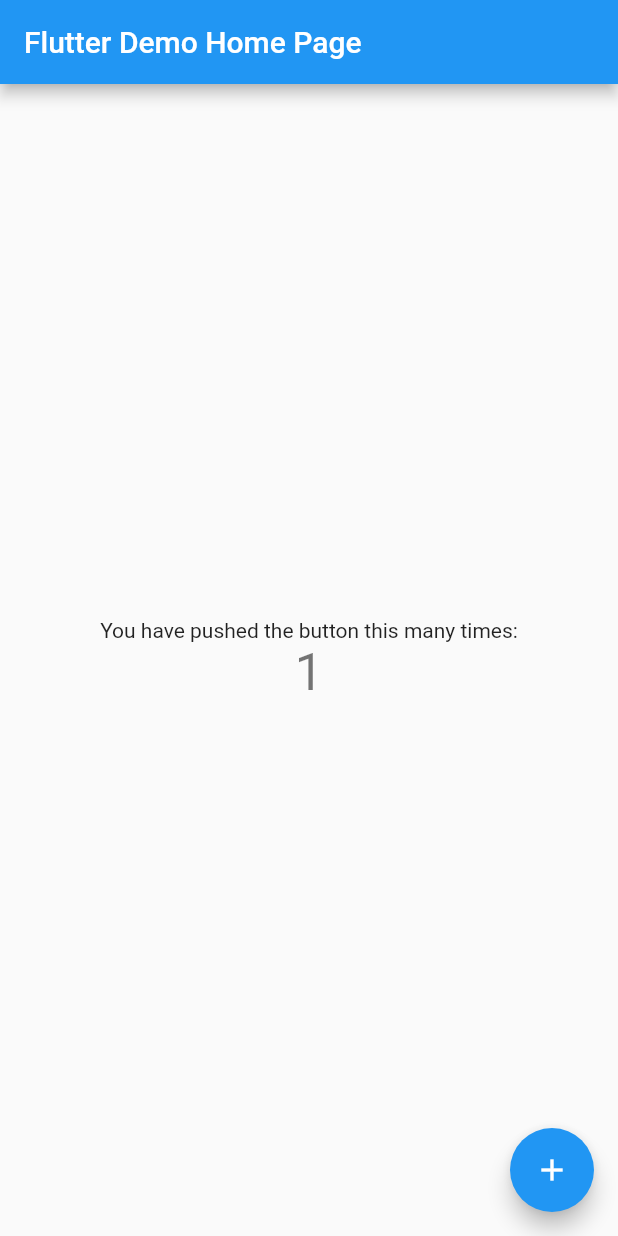
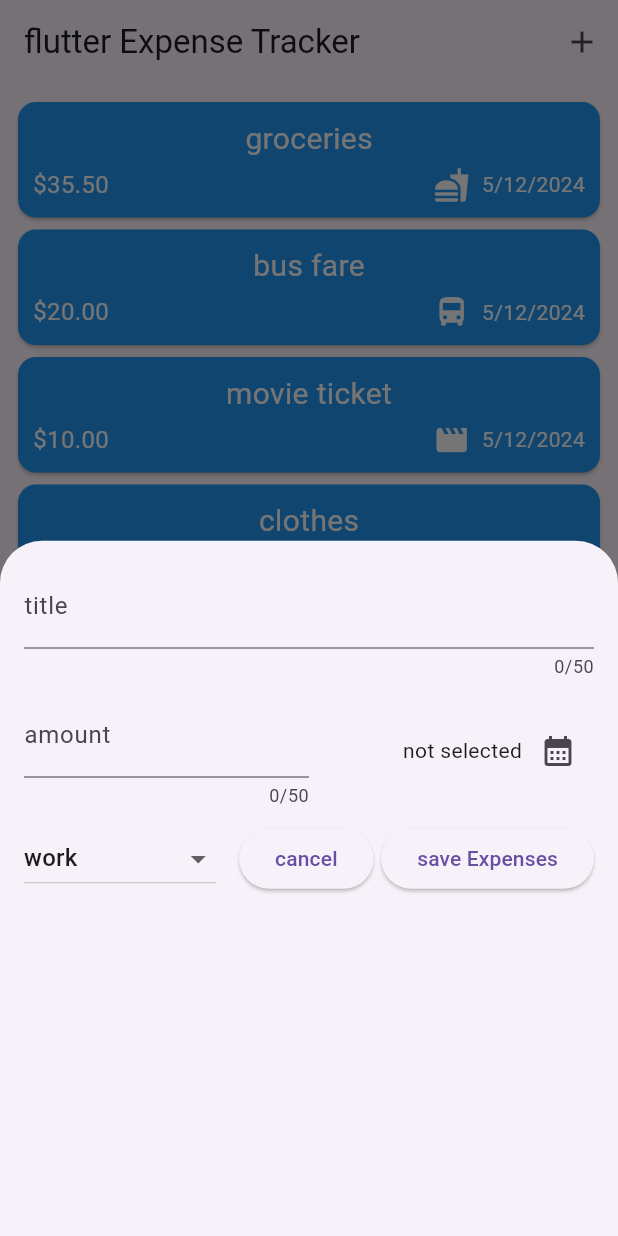
Before and after one commit to Arash78-Dev/expense_tracker, a Flutter app: the screen it shows after launch, after a tap on the "add" icon, on a phone screen of 412 x 824 dp. Run offline on Flutter 3.47's test engine with Material 2 defaults, Android fonts, the phone set to English and light mode, and no system bars.

Commit message:
CHANGE:add features

```diff
--- /dev/null
+++ b/lib/expense_list/expense_item.dart
@@ -0,0 +1,51 @@
+import 'package:expense_tracker/model/expense.dart';
+import 'package:flutter/material.dart';
+
+class ExpenseItem extends StatelessWidget {
+  const ExpenseItem({required this.expense, super.key});
+
+  final Expense expense;
+
+  @override
+  Widget build(BuildContext context) {
+    return Card(
+        color: Colors.blue,
+        child: Center(
+            child: Padding(
+                padding:
+                    const EdgeInsets.symmetric(horizontal: 10, vertical: 10),
+                child: Column(
+                  children: [
+                    Text(
+                      expense.title,
+                      style: const TextStyle(color: Colors.white, fontSize: 20),
+                    ),
+                    const SizedBox(
+                      height: 4,
+                    ),
+                    Row(
+                      children: [
+                        Text('\$${expense.amount.toStringAsFixed(2)}',
+                            style: const TextStyle(
+                                color: Colors.white, fontSize: 16)),
+                        const SizedBox(
+                          width: 5,
+                        ),
+                        const Spacer(),
+                        Row(
+                          children: [
+                            Icon(categoryIcons[expense.category],
+                                color: Colors.white),
+                            const SizedBox(
+                              width: 8,
+                            ),
+                            Text(expense.formatterDate,
+                                style: const TextStyle(color: Colors.white))
+                          ],
+                        )
+                      ],
+                    )
+                  ],
+                ))));
+  }
+}
--- /dev/null
+++ b/lib/expense_list/expenses_list.dart
@@ -0,0 +1,26 @@
+import 'package:expense_tracker/expense_list/expense_item.dart';
+import 'package:expense_tracker/model/expense.dart';
+import 'package:flutter/material.dart';
+
+class ExpenseList extends StatelessWidget {
+  const ExpenseList({required this.expenseList, super.key});
+
+  final List<Expense> expenseList;
+
+  @override
+  Widget build(BuildContext context) {
+    return ListView.separated(
+      padding: const EdgeInsets.all(8),
+      itemCount: expenseList.length,
+      itemBuilder: (BuildContext context, int index) {
+        return Dismissible(
+
+            key: ValueKey(expenseList[index]),
+            child: ExpenseItem(expense: expenseList[index]));
+      },
+      separatorBuilder: (BuildContext context, int index) => const SizedBox(
+        height: 0,
+      ),
+    );
+  }
+}
--- /dev/null
+++ b/lib/expensess.dart
@@ -0,0 +1,78 @@
+import 'package:expense_tracker/expense_list/expenses_list.dart';
+import 'package:expense_tracker/model/expense.dart';
+import 'package:expense_tracker/overlays/expense_overlay.dart';
+import 'package:flutter/material.dart';
+
+class Expenses extends StatefulWidget {
+  const Expenses({super.key});
+
+   @override
+  State<Expenses> createState() {
+    return _ExpensesState();
+  }
+}
+
+class _ExpensesState extends State<Expenses> {
+  final List<Expense> expenseList = [
+    Expense(
+        category: Category.food,
+        amount: 35.50,
+        date: DateTime.now(),
+        title: "groceries"),
+    Expense(
+        category: Category.transportation,
+        amount: 20.00,
+        date: DateTime.now(),
+        title: "bus fare"),
+    Expense(
+        category: Category.entertainment,
+        amount: 10.00,
+        date: DateTime.now(),
+        title: "movie ticket"),
+    Expense(
+        category: Category.shopping,
+        amount: 50.00,
+        date: DateTime.now(),
+        title: "clothes"),
+    Expense(
+        category: Category.other,
+        amount: 15.00,
+        date: DateTime.now(),
+        title: "miscellaneous"),
+  ];
+
+  void addExpense(Expense expense) {
+    setState(() {
+      expenseList.add(expense);
+    });
+  }
+
+  void removeExpense(Expense expense) {
+    setState(() {
+      expenseList.add(expense);
+    });
+  }
+
+  void openExpenseOverlay() {
+    showModalBottomSheet(
+        context: context,
+        builder: (ctx) => CreateExpenseOverlay(
+              addExpense: addExpense,
+            ));
+  }
+
+  @override
+  Widget build(BuildContext context) {
+    return Scaffold(
+        appBar: AppBar(
+          title: const Text("flutter Expense Tracker"),
+          actions: [
+            IconButton(
+                onPressed: openExpenseOverlay, icon: const Icon(Icons.add))
+          ],
+        ),
+        body: Column(children: [
+          Expanded(child: ExpenseList(expenseList: expenseList))
+        ]));
+  }
+}
--- a/lib/main.dart
+++ b/lib/main.dart
@@ -1,115 +1,7 @@
+import 'package:expense_tracker/expensess.dart';
 import 'package:flutter/material.dart';
 
 void main() {
-  runApp(const MyApp());
+  runApp(MaterialApp(
+      theme: ThemeData(useMaterial3: true), home: const Expenses()));
 }
-
-class MyApp extends StatelessWidget {
-  const MyApp({super.key});
-
-  // This widget is the root of your application.
-  @override
-  Widget build(BuildContext context) {
-    return MaterialApp(
-      title: 'Flutter Demo',
-      theme: ThemeData(
-        // This is the theme of your application.
-        //
-        // Try running your application with "flutter run". You'll see the
-        // application has a blue toolbar. Then, without quitting the app, try
-        // changing the primarySwatch below to Colors.green and then invoke
-        // "hot reload" (press "r" in the console where you ran "flutter run",
-        // or simply save your changes to "hot reload" in a Flutter IDE).
-        // Notice that the counter didn't reset back to zero; the application
-        // is not restarted.
-        primarySwatch: Colors.blue,
-      ),
-      home: const MyHomePage(title: 'Flutter Demo Home Page'),
-    );
-  }
-}
-
-class MyHomePage extends StatefulWidget {
-  const MyHomePage({super.key, required this.title});
-
-  // This widget is the home page of your application. It is stateful, meaning
-  // that it has a State object (defined below) that contains fields that affect
-  // how it looks.
-
-  // This class is the configuration for the state. It holds the values (in this
-  // case the title) provided by the parent (in this case the App widget) and
-  // used by the build method of the State. Fields in a Widget subclass are
-  // always marked "final".
-
-  final String title;
-
-  @override
-  State<MyHomePage> createState() => _MyHomePageState();
-}
-
-class _MyHomePageState extends State<MyHomePage> {
-  int _counter = 0;
-
-  void _incrementCounter() {
-    setState(() {
-      // This call to setState tells the Flutter framework that something has
-      // changed in this State, which causes it to rerun the build method below
-      // so that the display can reflect the updated values. If we changed
-      // _counter without calling setState(), then the build method would not be
-      // called again, and so nothing would appear to happen.
-      _counter++;
-    });
-  }
-
-  @override
-  Widget build(BuildContext context) {
-    // This method is rerun every time setState is called, for instance as done
-    // by the _incrementCounter method above.
-    //
-    // The Flutter framework has been optimized to make rerunning build methods
-    // fast, so that you can just rebuild anything that needs updating rather
-    // than having to individually change instances of widgets.
-    return Scaffold(
-      appBar: AppBar(
-        // Here we take the value from the MyHomePage object that was created by
-        // the App.build method, and use it to set our appbar title.
-        title: Text(widget.title),
-      ),
-      body: Center(
-        // Center is a layout widget. It takes a single child and positions it
-        // in the middle of the parent.
-        child: Column(
-          // Column is also a layout widget. It takes a list of children and
-          // arranges them vertically. By default, it sizes itself to fit its
-          // children horizontally, and tries to be as tall as its parent.
-          //
-          // Invoke "debug painting" (press "p" in the console, choose the
-          // "Toggle Debug Paint" action from the Flutter Inspector in Android
-          // Studio, or the "Toggle Debug Paint" command in Visual Studio Code)
-          // to see the wireframe for each widget.
-          //
-          // Column has various properties to control how it sizes itself and
-          // how it positions its children. Here we use mainAxisAlignment to
-          // center the children vertically; the main axis here is the vertical
-          // axis because Columns are vertical (the cross axis would be
-          // horizontal).
-          mainAxisAlignment: MainAxisAlignment.center,
-          children: <Widget>[
-            const Text(
-              'You have pushed the button this many times:',
-            ),
-            Text(
-              '$_counter',
-              style: Theme.of(context).textTheme.headline4,
-            ),
-          ],
-        ),
-      ),
-      floatingActionButton: FloatingActionButton(
-        onPressed: _incrementCounter,
-        tooltip: 'Increment',
-        child: const Icon(Icons.add),
-      ), // This trailing comma makes auto-formatting nicer for build methods.
-    );
-  }
-}
--- /dev/null
+++ b/lib/model/expense.dart
@@ -0,0 +1,48 @@
+import 'package:flutter/material.dart';
+import 'package:intl/intl.dart';
+import 'package:uuid/uuid.dart';
+
+const uuid = Uuid();
+
+enum Category {
+  food,
+  travel,
+  leisure,
+  work,
+  transportation,
+  entertainment,
+  shopping,
+  other
+}
+
+final formatter = DateFormat.yMd();
+
+const categoryIcons = {
+  Category.food: Icons.fastfood,
+  Category.travel: Icons.airplanemode_active,
+  Category.leisure: Icons.beach_access,
+  Category.work: Icons.work,
+  Category.transportation: Icons.directions_bus,
+  Category.entertainment: Icons.movie,
+  Category.shopping: Icons.shopping_cart,
+  Category.other: Icons.category,
+};
+
+class Expense {
+  Expense(
+      {required this.date,
+      required this.title,
+      required this.amount,
+      required this.category});
+
+  final String title;
+  final double amount;
+  String id = uuid.v4();
+
+  final DateTime date;
+  final Category category;
+
+  String get formatterDate {
+    return formatter.format(date);
+  }
+}
--- /dev/null
+++ b/lib/overlays/expense_overlay.dart
@@ -0,0 +1,149 @@
+import 'package:expense_tracker/model/expense.dart';
+import 'package:flutter/material.dart';
+import 'package:intl/intl.dart';
+
+final dateFormatter = DateFormat.yMd();
+
+class CreateExpenseOverlay extends StatefulWidget {
+  const CreateExpenseOverlay({super.key, required this.addExpense});
+
+  final void Function(Expense expense) addExpense;
+
+  @override
+  State<CreateExpenseOverlay> createState() {
+    return _CreateExpenseOverlay();
+  }
+}
+
+class _CreateExpenseOverlay extends State<CreateExpenseOverlay> {
+  final _titleController = TextEditingController();
+  final _amountController = TextEditingController();
+  DateTime? _selectedDate;
+  Category _selectedCategory = Category.work;
+
+  @override
+  void dispose() {
+    _titleController.dispose();
+    super.dispose();
+  }
+
+  @override
+  Widget build(BuildContext context) {
+    return Padding(
+        padding: const EdgeInsets.all(16),
+        child: Column(children: [
+          TextField(
+            controller: _titleController,
+            maxLength: 50,
+            decoration: const InputDecoration(label: Text("title")),
+          ),
+          const SizedBox(height: 10),
+          Row(
+            children: [
+              Expanded(
+                  child: TextField(
+                    controller: _amountController,
+                    keyboardType: TextInputType.number,
+                    maxLength: 50,
+                    decoration: const InputDecoration(
+                        prefixText: '\$', label: Text("amount")),
+                  )),
+              Expanded(
+                child: Row(mainAxisAlignment: MainAxisAlignment.end, children: [
+                  Text(_selectedDate == null
+                      ? "not selected"
+                      : dateFormatter.format(_selectedDate!)),
+                  IconButton(
+                      onPressed: _openDatePicker,
+                      icon: const Icon(Icons.calendar_month))
+                ]),
+              )
+            ],
+          ),
+          const SizedBox(
+            height: 10,
+          ),
+          Row(
+            children: [
+              DropdownButton<Category>(
+                items:
+                Category.values.map<DropdownMenuItem<Category>>((category) {
+                  return DropdownMenuItem<Category>(
+                      value: category, child: Text(category.name.toString()));
+                }).toList(),
+                onChanged: (Category? value) {
+                  setState(() {
+                    _selectedCategory = value!;
+                  });
+                },
+                value: _selectedCategory,
+              ),
+              Expanded(
+                  flex: 1,
+                  child:
+                  Row(mainAxisAlignment: MainAxisAlignment.end, children: [
+                    ElevatedButton(
+                        onPressed: () {
+                          Navigator.pop(context);
+                        },
+                        child: const Text("cancel")),
+                    const SizedBox(
+                      width: 5,
+                    ),
+                    ElevatedButton(
+                        onPressed: _onSaveExpense,
+                        child: const Text("save Expenses"))
+                  ]))
+            ],
+          )
+        ]));
+  }
+
+  void _onSaveExpense() {
+    final amount = double.tryParse(_amountController.text);
+
+    final amountIsInvalid = amount == null || amount <= 0;
+
+    if (_titleController.text
+        .trim()
+        .isEmpty ||
+        amountIsInvalid ||
+        _selectedDate == null) {
+      showDialog(
+          context: context,
+          builder: (ctx) {
+            return AlertDialog(
+              title: const Text("invalid input"),
+              content: const Text("please fill data correctly"),
+              actions: [TextButton(onPressed: () {
+                Navigator.pop(ctx);
+              }, child: const Text("ok"))
+              ],
+            );
+          });
+
+      return;
+    }
+
+    widget.addExpense(Expense(
+        title: _titleController.text,
+        amount: amount,
+        date: _selectedDate!,
+        category: _selectedCategory));
+    Navigator.pop(context);
+  }
+
+  void _openDatePicker() async {
+    final now = DateTime.now();
+    final firstDate = DateTime(now.year - 1, now.month, now.day);
+    final pickedDate = await showDatePicker(
+        context: context,
+        initialDate: now,
+        firstDate: firstDate,
+        lastDate: now);
+
+    setState(() {
+      _selectedDate = pickedDate;
+    });
+  }
+}
--- a/pubspec.yaml
+++ b/pubspec.yaml
@@ -36,6 +36,8 @@ dependencies:
   # The following adds the Cupertino Icons font to your application.
   # Use with the CupertinoIcons class for iOS style icons.
   cupertino_icons: ^1.0.2
+  uuid: ^4.1.0
+  intl: ^0.18.1
 
 dev_dependencies:
   flutter_test:
```
Also changed, not shown: pubspec.lock.
